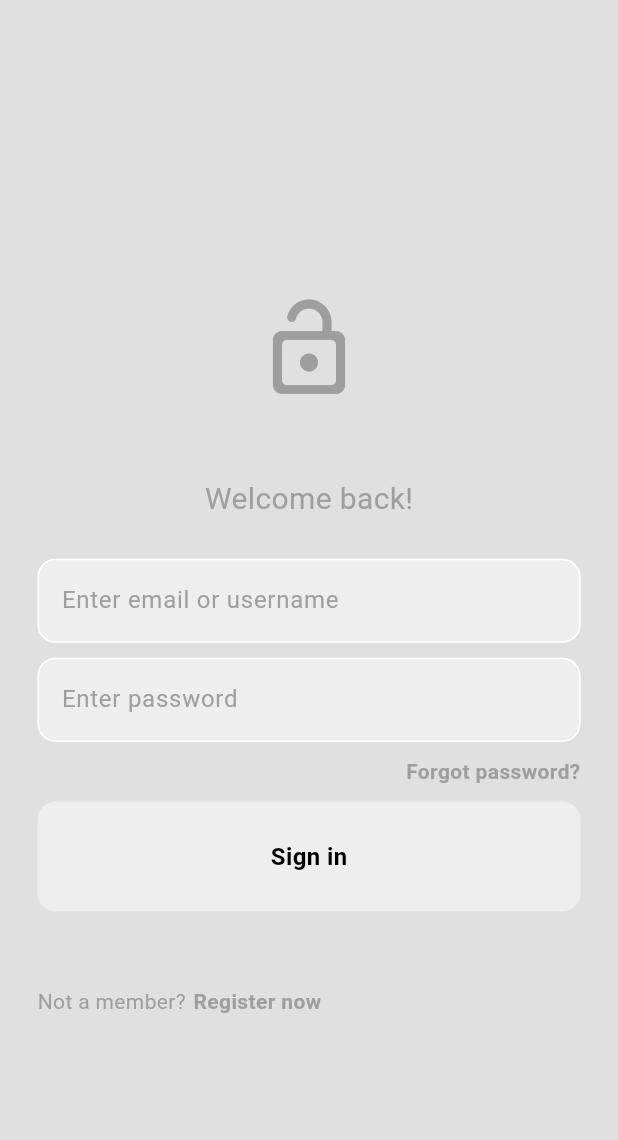
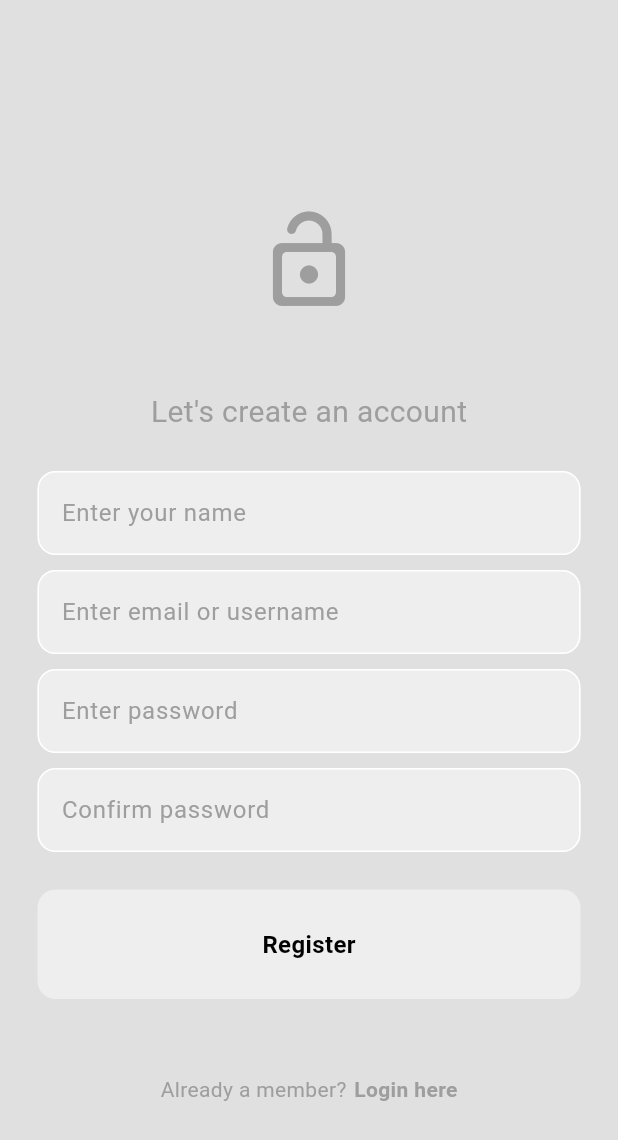
Before and after one commit to MattLADS/website, a Flutter app: the screen it shows after launch, after a tap on "Register now", on a phone screen of 412 x 824 dp. Shown: the top 1140 px of the screen. Run offline on Flutter 3.47's test engine with Material 3 defaults, Android fonts, the phone set to English and light mode, and no system bars; our stand-ins replace firebase_auth, firebase_core; accounts and stored records are empty; network calls fail.

Commit message:
restructuring register page + adding loading and exception catching + adding firebase database. -SN

```diff
--- a/lib/main.dart
+++ b/lib/main.dart
@@ -1,10 +1,18 @@
+import 'package:firebase_core/firebase_core.dart';
 import 'package:flutter/material.dart';
-import 'package:matt_lads_app/pages/login_page.dart';
+import 'package:matt_lads_app/firebase_options.dart';
+import 'package:matt_lads_app/services/auth/auth_gate.dart';
+import 'package:matt_lads_app/services/auth/login_or_register.dart';
 import 'package:provider/provider.dart';
-import 'package:matt_lads_app/pages/feed.dart';
 import 'package:matt_lads_app/themes/theme_provider.dart';
 
-void main() {
+void main() async {
+
+  //FIREBASE SETUP HERE.
+
+  WidgetsFlutterBinding.ensureInitialized();
+  await Firebase.initializeApp(options: DefaultFirebaseOptions.currentPlatform);
+
   runApp(
     ChangeNotifierProvider(
       create: (context) => ThemeProvider(),
@@ -20,7 +28,7 @@ class PostApp extends StatelessWidget {
   Widget build(BuildContext context) {
     return MaterialApp(
       debugShowCheckedModeBanner: false,
-      home: LoginPage(),
+      home: const AuthGate(),
       //home: HomePage(),
       theme: Provider.of<ThemeProvider>(context). themeData,
     );
--- /dev/null
+++ b/lib/pages/register_page.dart
@@ -0,0 +1,152 @@
+import 'package:flutter/material.dart';
+import 'package:matt_lads_app/components/my_button.dart';
+import 'package:matt_lads_app/components/my_loading_circle.dart';
+import 'package:matt_lads_app/components/my_text_field.dart';
+import 'package:matt_lads_app/services/auth/auth_service.dart';
+
+
+class RegisterPage extends StatefulWidget {
+  final void Function()? onTap;
+
+  const RegisterPage({super.key, required this.onTap});
+
+  @override
+  State<RegisterPage> createState() => _RegisterPageState();
+}
+
+class _RegisterPageState extends State<RegisterPage> {
+
+  //get access to auth service
+  final _auth = AuthService();
+
+
+  // BUILD UI
+
+  final TextEditingController nameController = TextEditingController();
+  final TextEditingController emailController = TextEditingController();
+  final TextEditingController passwordController = TextEditingController();
+  final TextEditingController confirmPasswordController = TextEditingController();
+
+  //register tapped
+  void register() async {
+    //password match create user
+    if (passwordController.text == confirmPasswordController.text) {
+      //loading circle
+      showLoadingCircle(context);
+
+      try {
+        await _auth.registerEmailPassword(emailController.text, passwordController.text);
+        //finish loading circle
+        if (mounted) hideLoadingCircle(context);
+      } catch (e) {
+        if (mounted) hideLoadingCircle(context);
+        if (mounted) {
+          showDialog(
+            context: context,
+            builder: (context) => AlertDialog(
+              title: Text(e.toString()),
+            )
+          );
+        }
+      }
+    } else {
+      //passwords don't match
+      showDialog(
+        context: context,
+        builder: (context) => const AlertDialog(
+          title: Text("Passwords don't match"),
+          ),
+    );
+  }
+    //don't match show error
+  }
+  @override
+  Widget build (BuildContext context) {
+    return Scaffold(
+      backgroundColor: Theme.of(context).colorScheme.surface,
+
+      body: SafeArea(
+        child: Padding(
+          padding: const EdgeInsets.symmetric(horizontal: 25.0),
+          child: Center(
+            child: Column(
+              mainAxisAlignment: MainAxisAlignment.center,
+              children: [
+                const SizedBox(height: 50),
+
+                Icon(
+                  Icons.lock_open_rounded,
+                  size: 72,
+                  color: Theme.of(context).colorScheme.primary,
+                ),
+                const SizedBox(height: 50),
+
+                Text("Let's create an account", style: TextStyle(color: Theme.of(context).colorScheme.primary,
+                fontSize: 20)
+                ),
+
+                const SizedBox(height: 25),
+
+                MyTextField(
+                  controller: nameController,
+                  hintText: "Enter your name",
+                  obscureText: false,
+                ),
+
+                const SizedBox(height: 10),
+
+                MyTextField(
+                  controller: emailController,
+                  hintText: "Enter email or username",
+                  obscureText: false,
+                ),
+
+                const SizedBox(height: 10),
+
+                MyTextField(
+                  controller: passwordController,
+                  hintText: "Enter password",
+                  obscureText: true,
+                ),
+
+                const SizedBox(height: 10),
+
+                MyTextField(
+                  controller: confirmPasswordController,
+                  hintText: "Confirm password",
+                  obscureText: true,
+                ),
+
+                const SizedBox(height: 25),
+
+                //sign in
+                MyButton(text: "Register", onTap: register,),
+
+                const SizedBox(height: 50),
+
+                // alr a member? login
+                Row(
+                  mainAxisAlignment: MainAxisAlignment.center,
+                  children: [
+                    Text ("Already a member?", style: TextStyle(color: Theme.of(context).colorScheme.primary),
+                    ),
+                    const SizedBox(width: 5),
+
+                    GestureDetector(
+                      //tap to go to login page
+                      onTap: widget.onTap,
+                      child: Text("Login here", style: TextStyle(color: Theme.of(context).colorScheme.primary, fontWeight: FontWeight.bold),
+                      ),
+                    ),
+                  ],
+                )
+              ],
+              ),
+          ),
+        )
+      ),
+    );
+    }
+}
+
+//email, password, confirm password, then redirected to home page after
--- /dev/null
+++ b/lib/services/auth/auth_gate.dart
@@ -0,0 +1,26 @@
+//check if user is logged in or not, if yes go to home if not go to login/register
+
+import 'package:firebase_auth/firebase_auth.dart';
+import 'package:flutter/material.dart';
+import 'package:matt_lads_app/pages/feed.dart';
+import 'package:matt_lads_app/services/auth/login_or_register.dart';
+
+class AuthGate extends StatelessWidget {
+  const AuthGate({super.key});
+
+  @override
+  Widget build(BuildContext context) {
+    return Scaffold(
+      body: StreamBuilder(
+        stream: FirebaseAuth.instance.authStateChanges(),
+        builder: (context, snapshot) {
+          if (snapshot.hasData) {
+            return const HomePage();
+          } else {
+            return const LoginOrRegister();
+          }
+        },
+      ),
+    );
+  }
+}
--- /dev/null
+++ b/lib/services/auth/login_or_register.dart
@@ -0,0 +1,34 @@
+import 'package:flutter/material.dart';
+import 'package:matt_lads_app/pages/login_page.dart';
+import 'package:matt_lads_app/pages/register_page.dart';
+
+class LoginOrRegister extends StatefulWidget {
+  const LoginOrRegister({super.key});
+
+  @override
+  State<LoginOrRegister> createState() => _LoginOrRegisterState();
+  }
+
+  class _LoginOrRegisterState extends State<LoginOrRegister> {
+   bool showLoginPage = true;
+
+   void togglePages() {
+    setState(()
+    {
+      showLoginPage = !showLoginPage;
+    });
+   }
+
+    @override
+    Widget build(BuildContext context) {
+      if (showLoginPage) {
+        return LoginPage(
+          onTap: togglePages,
+        );
+      } else {
+        return RegisterPage(
+          onTap: togglePages,
+        );
+      }
+    }
+  }
--- a/pubspec.yaml
+++ b/pubspec.yaml
@@ -39,6 +39,8 @@ dependencies:
   # Use with the CupertinoIcons class for iOS style icons.
   cupertino_icons: ^1.0.8
   provider: ^6.1.2
+  firebase_core: ^3.6.0
+  firebase_auth: ^5.3.1
 
 dev_dependencies:
   flutter_test:
```
Also changed, not shown: lib/components/my_drawer.dart (+16 -2 lines), lib/components/my_loading_circle.dart (added, +21 -0 lines), lib/pages/login_page.dart (+34 -4 lines), lib/services/auth/auth_service.dart (added, +49 -0 lines), firebase.json (added), lib/firebase_options.dart (added), pubspec.lock, 8 other files.
